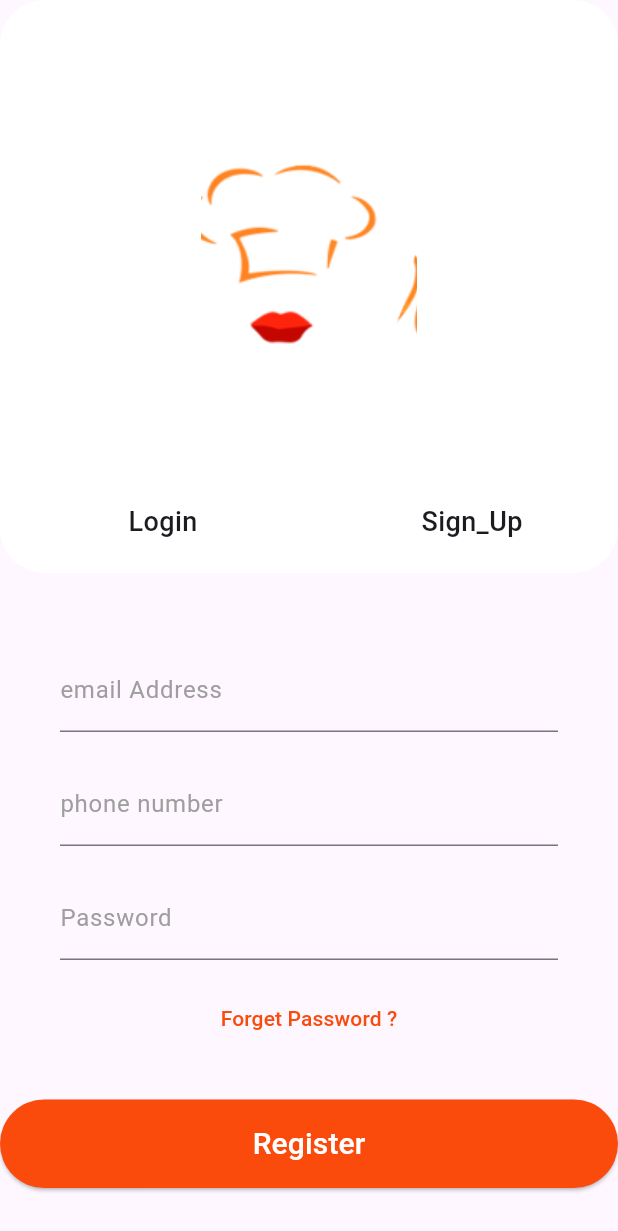
After one commit to mahmoudabdalaty00/mobiles, a Flutter app: the SignUpBody screen opened directly, after a tap on "Sign_Up", on a phone screen of 412 x 824 dp. The commit adds this screen. Shown: the top 1231 px of the screen. Run offline on Flutter 3.47's test engine with Material 3 defaults, Android fonts, the phone set to English and light mode, and no system bars; our stand-ins replace font_awesome_flutter, go_router.

Commit message:
SignUP_Screen

```diff
--- a/lib/core/utils/app_route.dart
+++ b/lib/core/utils/app_route.dart
@@ -1,5 +1,6 @@
+import 'package:fruitsapp/features/Login&SignUp/sign_up/signup.dart';
 import 'package:fruitsapp/features/history_layers/presentation/historyscreen.dart';
-import 'package:fruitsapp/features/layer2_log/layer2_login/log_in.dart';
+import 'package:fruitsapp/features/Login&SignUp/layer2_login/log_in.dart';
 import 'package:fruitsapp/features/layer1-startedScreen/peresntation/views/statrt_page.dart';
 import 'package:fruitsapp/features/layer3_mainscreen/presentation/mainscreen3.dart';
 import 'package:fruitsapp/features/orders_layer/presentation/orders_screen.dart';
@@ -10,6 +11,7 @@ abstract class AppRouter {
   static const kMainScreen = '/MainScreen3';
   static const kHistory = '/HistoryScreen';
   static const kOrders = '/OrdersScreen';
+  static const kSignUp = '/SignUp';
   static final router = GoRouter(routes: [
     GoRoute(
       path: '/',
@@ -31,5 +33,9 @@ abstract class AppRouter {
       path: kOrders,
       builder: (context, state) => const OrdersScreen(),
     ),
+    GoRoute(
+      path: kSignUp,
+      builder: (context, state) => const SignUpScreen(),
+    ),
   ]);
 }
--- a/lib/features/layer2_log/layer2_login/log_in.dart
+++ b/lib/features/Login&SignUp/layer2_login/log_in.dart
@@ -1,5 +1,5 @@
 import 'package:flutter/material.dart';
-import 'package:fruitsapp/features/layer2_log/layer2_login/log_in_body.dart';
+import 'package:fruitsapp/features/Login&SignUp/layer2_login/log_in_body.dart';
 
 class LoginScreen extends StatelessWidget {
   const LoginScreen({super.key});
--- a/lib/features/layer2_log/layer2_login/log_in_body.dart
+++ b/lib/features/Login&SignUp/layer2_login/log_in_body.dart
@@ -2,6 +2,7 @@ import 'package:flutter/material.dart';
 import 'package:fruitsapp/core/utils/app_route.dart';
 import 'package:fruitsapp/features/widgets/logscreens/custom_button_login.dart';
 import 'package:fruitsapp/features/widgets/logscreens/custom_text_filed.dart';
+import 'package:go_router/go_router.dart';
 
 class LoginBody extends StatelessWidget {
   const LoginBody({super.key});
@@ -37,10 +38,10 @@ class LoginBody extends StatelessWidget {
               const SizedBox(
                 height: 80,
               ),
-              const Row(
+              Row(
                 mainAxisAlignment: MainAxisAlignment.spaceAround,
                 children: [
-                  Column(
+                  const Column(
                     children: [
                       Text(
                         'Login',
@@ -59,14 +60,19 @@ class LoginBody extends StatelessWidget {
                   ),
                   Column(
                     children: [
-                      Text(
-                        'Sign_Up',
-                        style: TextStyle(
-                          fontSize: 18,
-                          fontWeight: FontWeight.w500,
+                      GestureDetector(
+                        onTap: () {
+                          GoRouter.of(context).push(AppRouter.kSignUp);
+                        },
+                        child: const Text(
+                          'Sign_Up',
+                          style: TextStyle(
+                            fontSize: 18,
+                            fontWeight: FontWeight.w500,
+                          ),
                         ),
                       ),
-                      Divider(
+                      const Divider(
                         thickness: 2,
                         color: Colors.white,
                       ),
@@ -113,6 +119,7 @@ class LoginBody extends StatelessWidget {
         ),
         const LogCustomButton(
           data: AppRouter.kMainScreen,
+          text: 'Log in',
         ),
       ],
     );
--- /dev/null
+++ b/lib/features/Login&SignUp/sign_up/signup.dart
@@ -0,0 +1,11 @@
+import 'package:flutter/material.dart';
+import 'package:fruitsapp/features/Login&SignUp/sign_up/signupbody.dart';
+
+class SignUpScreen extends StatelessWidget {
+  const SignUpScreen({super.key});
+
+  @override
+  Widget build(BuildContext context) {
+    return const SignUpBody();
+  }
+}
--- /dev/null
+++ b/lib/features/Login&SignUp/sign_up/signupbody.dart
@@ -0,0 +1,143 @@
+import 'package:flutter/material.dart';
+import 'package:fruitsapp/core/utils/app_route.dart';
+import 'package:fruitsapp/features/widgets/logscreens/custom_button_login.dart';
+import 'package:fruitsapp/features/widgets/logscreens/custom_text_filed.dart';
+import 'package:go_router/go_router.dart';
+
+class SignUpBody extends StatelessWidget {
+  const SignUpBody({super.key});
+
+  @override
+  Widget build(BuildContext context) {
+    return Scaffold(
+        body: ListView(
+      children: [
+        Container(
+          height: 382,
+          width: 414,
+          decoration: const BoxDecoration(
+            color: Colors.white,
+            borderRadius: BorderRadius.all(
+              Radius.circular(
+                30,
+              ),
+            ),
+          ),
+          child: Column(
+            crossAxisAlignment: CrossAxisAlignment.end,
+            children: [
+              const Expanded(
+                child: SizedBox(),
+              ),
+              Center(
+                child: Image.asset(
+                  'assets/image/Group 3 (1).png',
+                  height: 160,
+                  width: 150,
+                ),
+              ),
+              const SizedBox(
+                height: 80,
+              ),
+              Row(
+                mainAxisAlignment: MainAxisAlignment.spaceAround,
+                children: [
+                  Column(
+                    children: [
+                      GestureDetector(
+                        onTap: () {
+                          GoRouter.of(context).push(
+                            AppRouter.kloginRoute,
+                          );
+                        },
+                        child: const Text(
+                          'Login',
+                          style: TextStyle(
+                            fontSize: 18,
+                            fontWeight: FontWeight.w500,
+                          ),
+                        ),
+                      ),
+                      const Divider(
+                        thickness: 2,
+                        endIndent: 60,
+                        indent: 30,
+                        color: Colors.orange,
+                      )
+                    ],
+                  ),
+                  Column(
+                    children: [
+                      GestureDetector(
+                        onTap: () {
+                          GoRouter.of(context).push(AppRouter.kSignUp);
+                        },
+                        child: const Text(
+                          'Sign_Up',
+                          style: TextStyle(
+                            fontSize: 18,
+                            fontWeight: FontWeight.w500,
+                          ),
+                        ),
+                      ),
+                      const Divider(
+                        thickness: 2,
+                        color: Colors.white,
+                      ),
+                    ],
+                  ),
+                ],
+              ),
+              const SizedBox(
+                height: 5,
+              ),
+            ],
+          ),
+        ),
+        const SizedBox(
+          height: 50,
+        ),
+        const CustomTextField(
+          hinttext: 'email Address',
+          labeltext: 'email Address',
+          keytype: TextInputType.text,
+        ),
+        const SizedBox(
+          height: 20,
+        ),
+        const CustomTextField(
+          hinttext: 'Phone number',
+          labeltext: 'phone number',
+          keytype: TextInputType.number,
+        ),
+        const SizedBox(
+          height: 20,
+        ),
+        const CustomTextField(
+          hinttext: '**********',
+          labeltext: 'Password',
+          keytype: TextInputType.number,
+        ),
+        const SizedBox(
+          height: 15,
+        ),
+        TextButton(
+          onPressed: () {},
+          child: const Text(
+            'Forget Password ?',
+            style: TextStyle(
+              color: Color(0xffFA4A0C),
+            ),
+          ),
+        ),
+        const SizedBox(
+          height: 30,
+        ),
+        const LogCustomButton(
+          data: AppRouter.kMainScreen,
+          text: 'Register',
+        ),
+      ],
+    ));
+  }
+}
--- a/lib/features/widgets/HistoryWidgets/custombuutomhistiry.dart
+++ b/lib/features/widgets/HistoryWidgets/custombuutomhistiry.dart
@@ -1,5 +1,4 @@
 import 'package:flutter/material.dart';
-import 'package:fruitsapp/core/utils/app_route.dart';
 
 import 'package:go_router/go_router.dart';
 
@@ -15,7 +14,7 @@ class CustomButtonHistory extends StatelessWidget {
       width: 314,
       child: TextButton(
         style: TextButton.styleFrom(
-          backgroundColor: Color(0xffFF460A),
+          backgroundColor: const Color(0xffFF460A),
         ),
         onPressed: () {
           GoRouter.of(context).push(
--- a/lib/features/widgets/logscreens/custom_button_login.dart
+++ b/lib/features/widgets/logscreens/custom_button_login.dart
@@ -3,8 +3,9 @@ import 'package:flutter/material.dart';
 import 'package:go_router/go_router.dart';
 
 class LogCustomButton extends StatelessWidget {
-  const LogCustomButton({super.key, required this.data});
+  const LogCustomButton({super.key, required this.data, required this.text});
   final String? data;
+  final String text;
   @override
   Widget build(BuildContext context) {
     return SizedBox(
@@ -22,9 +23,9 @@ class LogCustomButton extends StatelessWidget {
           ),
           backgroundColor: const Color(0xffFA4A0C),
         ),
-        child: const Text(
-          'Log in',
-          style: TextStyle(
+        child: Text(
+          text,
+          style: const TextStyle(
             fontSize: 20,
             color: Colors.white,
           ),
```
